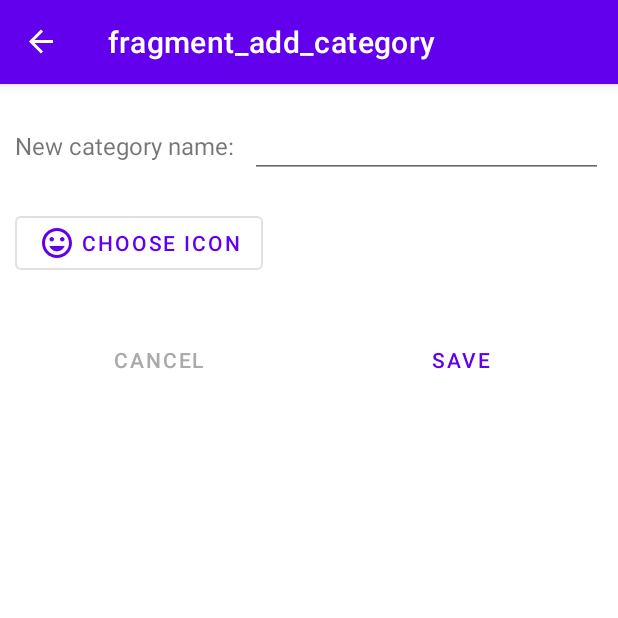
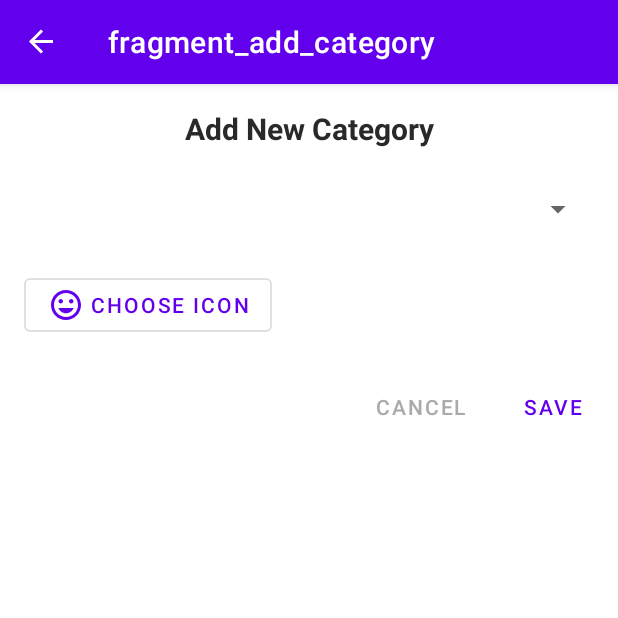
Before and after one commit to kerenbirzon/SaveiT, an Android app: the AddCategoryFragment screen opened through its navigation route, on a phone screen of 412 x 824 dp, the top half of it. Run offline under Robolectric (Android 15) with nearby library versions, the phone set to English and light mode, and no system bars; our stand-ins replace navigation-ui; 4 statements that could not run were skipped.

Commit message:
set add category layout

```diff
--- a/app/src/main/java/com/example/saveit/document/DocumentFragment.java
+++ b/app/src/main/java/com/example/saveit/document/DocumentFragment.java
@@ -18,6 +18,7 @@ public class DocumentFragment extends Fragment {
     @Override
     public View onCreateView(LayoutInflater inflater, ViewGroup container,
                              Bundle savedInstanceState) {
+
         // Inflate the layout for this fragment
         View view = inflater.inflate(R.layout.fragment_document, container, false);
         Button saveDocumentBtn = view.findViewById(R.id.btn_save_document);
--- a/app/src/main/res/layout/fragment_add_category.xml
+++ b/app/src/main/res/layout/fragment_add_category.xml
@@ -1,28 +1,50 @@
-<?xml version="1.0" encoding="utf-8"?>
-<androidx.constraintlayout.widget.ConstraintLayout xmlns:android="http://schemas.android.com/apk/res/android"
-    xmlns:app="http://schemas.android.com/apk/res-auto"
-    xmlns:tools="http://schemas.android.com/tools"
+<RelativeLayout xmlns:android="http://schemas.android.com/apk/res/android"
     android:layout_width="match_parent"
-    android:layout_height="match_parent">
+    android:layout_height="wrap_content"
+    xmlns:app="http://schemas.android.com/apk/res-auto">
 
+
+    <TextView
+        android:id="@+id/heading"
+        android:layout_width="match_parent"
+        android:layout_height="wrap_content"
+        android:layout_alignParentTop="true"
+        android:layout_marginTop="16dp"
+        android:gravity="center_horizontal|center_vertical"
+        android:text="Add New Category"
+        android:textColor="#292929"
+        android:textSize="20sp"
+        android:textStyle="bold" />
+
+    <Spinner
+        android:id="@+id/spinner_title"
+        android:layout_width="match_parent"
+        android:layout_height="wrap_content"
+        android:layout_below="@id/heading"
+        android:layout_marginLeft="16dp"
+        android:layout_marginTop="16dp"
+        android:layout_marginRight="16dp"
+
+        android:minHeight="48dp" />
 
     <com.google.android.material.textfield.TextInputLayout
         android:id="@+id/et_title"
-        style="@style/Widget.MaterialComponents.TextInputLayout.OutlinedBox"
         android:layout_width="match_parent"
         android:layout_height="wrap_content"
+        android:hint="Category Name"
+        android:visibility="gone"
+        android:layout_below="@id/spinner_title"
         android:layout_marginLeft="16dp"
         android:layout_marginTop="16dp"
         android:layout_marginRight="16dp"
-        android:hint="Category Name"
-        android:visibility="gone">
+        style="@style/Widget.MaterialComponents.TextInputLayout.OutlinedBox">
 
         <com.google.android.material.textfield.TextInputEditText
             android:layout_width="match_parent"
-            android:layout_height="wrap_content" />
+            android:layout_height="wrap_content"
+            />
 
     </com.google.android.material.textfield.TextInputLayout>
-
 
     <com.google.android.material.button.MaterialButton
         android:id="@+id/btn_choose_icon"
@@ -31,67 +53,41 @@
         android:layout_height="wrap_content"
         android:layout_below="@id/et_title"
         android:layout_alignParentStart="true"
-        android:layout_marginStart="10dp"
-        android:layout_marginTop="30dp"
-        android:text="Choose icon"
-        app:icon="@drawable/ic_insert_icon"
-        app:layout_constraintStart_toStartOf="parent"
-        app:layout_constraintTop_toBottomOf="@+id/addCategoryFragment_name_tv" />
+        android:layout_marginTop="16dp"
+        android:layout_marginStart="16dp"
+        android:text="@string/choose_icon"
+        app:icon="@drawable/ic_insert_icon" />
+
+    <ImageView
+        android:id="@+id/iv_icon_img_prev"
+        android:layout_width="40dp"
+        android:layout_height="40dp"
+        android:layout_below="@id/et_title"
+        android:layout_alignParentEnd="true"
+        android:layout_marginEnd="20dp"
+        android:layout_marginTop="16dp"/>
+
 
     <Button
-        android:id="@+id/btn_action_save"
+        android:id="@+id/btn_action_ok"
         style="@style/Widget.MaterialComponents.Button.TextButton"
-        android:layout_width="0dp"
+        android:layout_width="wrap_content"
         android:layout_height="wrap_content"
         android:layout_below="@id/btn_choose_icon"
         android:layout_alignParentEnd="true"
-        android:layout_marginTop="30dp"
-        android:layout_marginEnd="10dp"
-        android:text="SAVE"
-        app:layout_constraintEnd_toEndOf="parent"
-        app:layout_constraintHorizontal_bias="0.5"
-        app:layout_constraintStart_toEndOf="@+id/btn_action_cancel"
-        app:layout_constraintTop_toBottomOf="@+id/btn_choose_icon" />
+        android:layout_marginTop="20dp"
+        android:text="SAVE" />
 
     <Button
-        android:id="@+id/btn_action_cancel"
+        android:id="@+id/btn_action_cancel_icon_selection"
         style="@style/Widget.MaterialComponents.Button.TextButton"
-        android:layout_width="0dp"
+        android:layout_width="wrap_content"
         android:layout_height="wrap_content"
         android:layout_below="@id/btn_choose_icon"
-        android:layout_marginStart="10dp"
-        android:layout_marginTop="30dp"
-        android:layout_marginEnd="10dp"
-        android:layout_toStartOf="@id/btn_action_save"
+        android:layout_marginTop="20dp"
+        android:layout_toStartOf="@id/btn_action_ok"
+        android:layout_toLeftOf="@id/btn_action_ok"
         android:text="CANCEL"
-        android:textColor="@android:color/darker_gray"
-        app:layout_constraintEnd_toStartOf="@+id/btn_action_save"
-        app:layout_constraintHorizontal_bias="0.5"
-        app:layout_constraintStart_toStartOf="parent"
-        app:layout_constraintTop_toBottomOf="@+id/btn_choose_icon" />
+        android:textColor="@android:color/darker_gray"/>
 
-    <TextView
-        android:id="@+id/addCategoryFragment_name_tv"
-        android:layout_width="wrap_content"
-        android:layout_height="wrap_content"
-        android:layout_marginStart="10dp"
-        android:layout_marginTop="30dp"
-        android:text="New category name:"
-        android:textSize="16sp"
-        app:layout_constraintStart_toStartOf="parent"
-        app:layout_constraintTop_toTopOf="parent" />
-
-    <EditText
-        android:id="@+id/addCategoryFragment_editName_et"
-        android:layout_width="0dp"
-        android:layout_height="wrap_content"
-        android:layout_marginStart="10dp"
-        android:layout_marginEnd="10dp"
-        android:ems="10"
-        android:inputType="textPersonName"
-        android:textSize="16sp"
-        app:layout_constraintBaseline_toBaselineOf="@+id/addCategoryFragment_name_tv"
-        app:layout_constraintEnd_toEndOf="parent"
-        app:layout_constraintStart_toEndOf="@+id/addCategoryFragment_name_tv" />
-
-</androidx.constraintlayout.widget.ConstraintLayout>
+</RelativeLayout>
--- a/app/src/main/res/values/strings.xml
+++ b/app/src/main/res/values/strings.xml
@@ -2,6 +2,7 @@
     <string name="app_name">SaveiT</string>
     <!-- TODO: Remove or change this placeholder text -->
     <string name="hello_blank_fragment">Hello blank fragment</string>
+    <string name="choose_icon">Choose icon</string>
     <string name="add_image">add image</string>
     <string name="add_file">add file</string>
     <string name="added_file_file_name">click to preview document</string>
```
